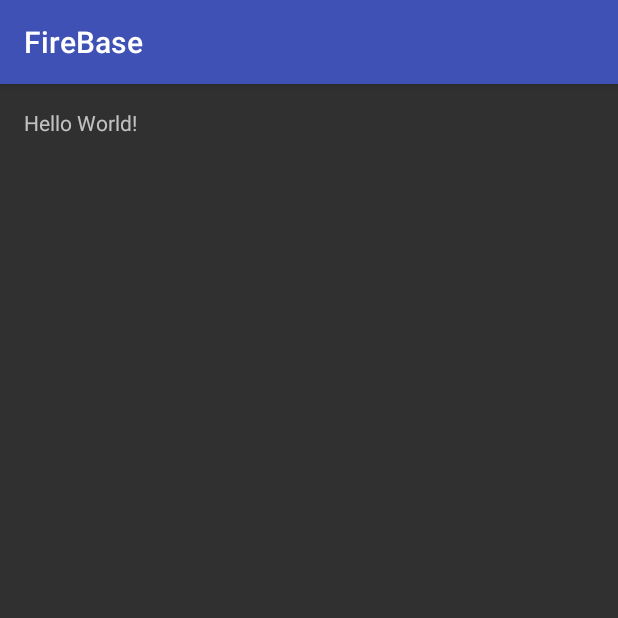
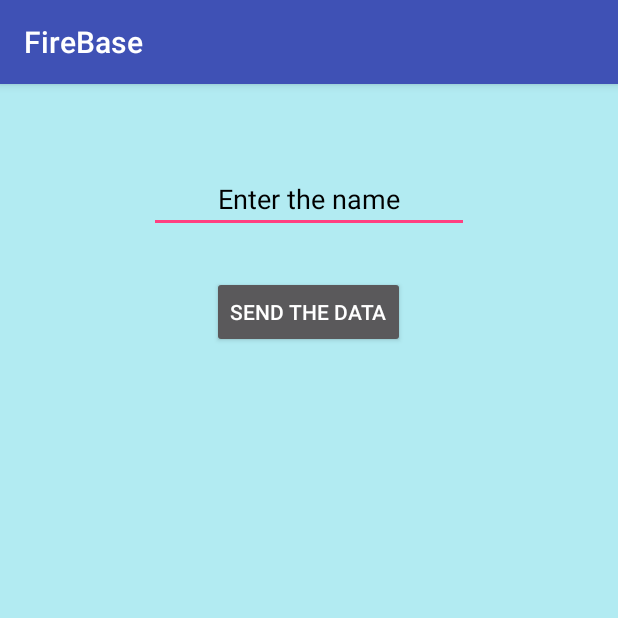
Before and after one commit to rakeshsenapathi/FireBase, an Android app: the screen it shows after launch (MainActivity), on a phone screen of 412 x 824 dp, the top half of it. Run offline under Robolectric (Android 15) with nearby library versions, the phone set to English and light mode, and no system bars; libraries missing offline, so code that uses them is left out: com.firebase.client; 2 statements that could not run were skipped.

Commit message:
Saving data through the android app

```diff
--- a/FireBase/app/src/main/AndroidManifest.xml
+++ b/FireBase/app/src/main/AndroidManifest.xml
@@ -2,9 +2,10 @@
 <manifest xmlns:android="http://schemas.android.com/apk/res/android"
     package="com.senapathi.firebase">
 
+    <uses-permission android:name="android.permission.INTERNET"></uses-permission>
     <application
         android:allowBackup="true"
-        android:icon="@mipmap/ic_launcher"
+        android:icon="@mipmap/firebase"
         android:label="@string/app_name"
         android:supportsRtl="true"
         android:theme="@style/AppTheme">
--- a/FireBase/app/src/main/java/com/senapathi/firebase/MainActivity.java
+++ b/FireBase/app/src/main/java/com/senapathi/firebase/MainActivity.java
@@ -2,12 +2,42 @@ package com.senapathi.firebase;
 
 import android.support.v7.app.AppCompatActivity;
 import android.os.Bundle;
+import android.util.Log;
+import android.view.View;
+import android.widget.Button;
+import android.widget.EditText;
+import android.widget.Toast;
 
-public class MainActivity extends AppCompatActivity {
+import com.firebase.client.Firebase;
+
+public class MainActivity extends AppCompatActivity implements View.OnClickListener {
+
+    private Firebase mRef;
 
     @Override
     protected void onCreate(Bundle savedInstanceState) {
         super.onCreate(savedInstanceState);
         setContentView(R.layout.activity_main);
+        Firebase.setAndroidContext(this); // set the Firebase context to the application context to use anywhere
+
+        mRef = new Firebase("https://fir-a3c8a.firebaseio.com/");
+        Button send_button = (Button) findViewById(R.id.sendBtn);
+
+        send_button.setOnClickListener(this);
+
+    }
+
+    @Override
+    public void onClick(View v) {
+        Firebase mChild = mRef.child("Name");
+        EditText name = (EditText) findViewById(R.id.name_edt);
+        String name_str = name.getText().toString();
+        if (!name_str.isEmpty()) {
+            mChild.setValue(name_str);
+            Toast.makeText(MainActivity.this, "Details Sent", Toast.LENGTH_SHORT).show();
+            name.setText(null);
+        } else if (name_str.isEmpty())
+            Toast.makeText(MainActivity.this, "Enter valid details", Toast.LENGTH_SHORT).show();
+
     }
 }
--- a/FireBase/app/src/main/res/layout/activity_main.xml
+++ b/FireBase/app/src/main/res/layout/activity_main.xml
@@ -1,17 +1,29 @@
-<?xml version="1.0" encoding="utf-8"?>
 <RelativeLayout xmlns:android="http://schemas.android.com/apk/res/android"
-    xmlns:tools="http://schemas.android.com/tools"
-    android:id="@+id/activity_main"
     android:layout_width="match_parent"
     android:layout_height="match_parent"
-    android:paddingBottom="@dimen/activity_vertical_margin"
-    android:paddingLeft="@dimen/activity_horizontal_margin"
-    android:paddingRight="@dimen/activity_horizontal_margin"
-    android:paddingTop="@dimen/activity_vertical_margin"
-    tools:context="com.senapathi.firebase.MainActivity">
+    android:background="#B2EBF2">
 
-    <TextView
+    <Button
+        android:id="@+id/sendBtn"
         android:layout_width="wrap_content"
         android:layout_height="wrap_content"
-        android:text="Hello World!" />
+        android:layout_alignParentTop="true"
+        android:layout_centerHorizontal="true"
+        android:layout_marginTop="128dp"
+        android:text="@string/sendData" />
+
+    <EditText
+        android:id="@+id/name_edt"
+        android:layout_width="wrap_content"
+        android:layout_height="wrap_content"
+        android:layout_alignParentTop="true"
+        android:layout_centerHorizontal="true"
+        android:layout_marginTop="54dp"
+        android:ems="10"
+        android:hint="@string/name"
+        android:inputType="textPersonName"
+        android:textAlignment="center"
+        android:textColor="@android:color/black"
+        android:textColorHint="@android:color/black" />
+
 </RelativeLayout>
--- a/FireBase/app/src/main/res/values/strings.xml
+++ b/FireBase/app/src/main/res/values/strings.xml
@@ -1,3 +1,5 @@
 <resources>
     <string name="app_name">FireBase</string>
+    <string name="sendData">Send the data</string>
+    <string name="name">Enter the name</string>
 </resources>
```
Also changed, not shown: FireBase/app/build.gradle (+11 -0 lines), FireBase/app/src/main/res/mipmap-hdpi/firebase.png (added).
